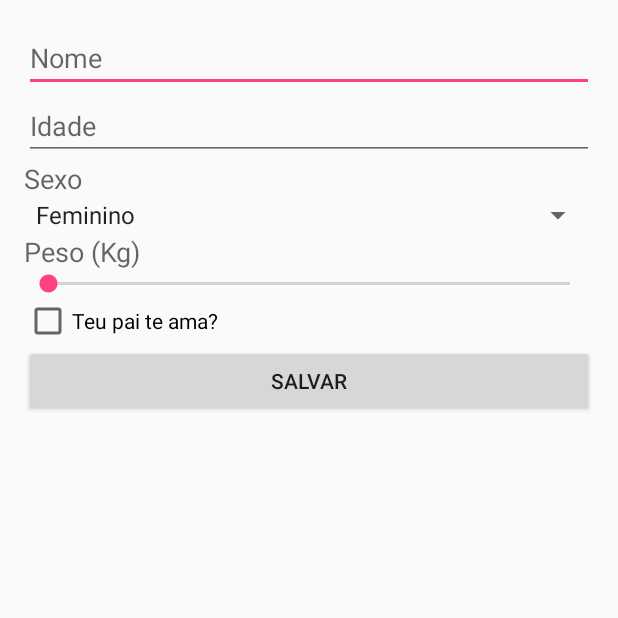
After one commit to carolinesalib/faculdade, an Android app: the CadastroActivity screen opened directly, with no data from a screen before it, on a phone screen of 412 x 824 dp, the top half of it. The commit adds this screen. Run offline under Robolectric (Android 15) with nearby library versions, the phone set to English and light mode, and no system bars.

Commit message:
Adicionado tela de cadastro;

```diff
--- a/LoginConsultaAndroid/app/src/main/AndroidManifest.xml
+++ b/LoginConsultaAndroid/app/src/main/AndroidManifest.xml
@@ -1,6 +1,7 @@
 <?xml version="1.0" encoding="utf-8"?>
 <manifest xmlns:android="http://schemas.android.com/apk/res/android"
     package="com.example.root.loginconsultaandroid">
+    <service android:name=".mostraCadastro"></service>
 
     <application
         android:allowBackup="true"
@@ -15,9 +16,10 @@
                 <category android:name="android.intent.category.LAUNCHER" />
             </intent-filter>
         </activity>
+        <activity android:name=".HomeActivity"></activity>
         <activity
-            android:name=".MainActivityMenu"
-            android:label="@string/title_activity_main_activity_menu"
+            android:name=".CadastroActivity"
+            android:label="@string/title_activity_cadastro"
             android:theme="@style/AppTheme.NoActionBar"></activity>
     </application>
 
--- /dev/null
+++ b/LoginConsultaAndroid/app/src/main/java/com/example/root/loginconsultaandroid/CadastroActivity.java
@@ -0,0 +1,42 @@
+package com.example.root.loginconsultaandroid;
+
+import android.os.Bundle;
+import android.support.v7.app.AppCompatActivity;
+import android.view.View;
+import android.widget.AdapterView;
+import android.widget.ArrayAdapter;
+import android.widget.Spinner;
+
+import java.util.ArrayList;
+import java.util.List;
+
+public class CadastroActivity extends AppCompatActivity implements AdapterView.OnItemSelectedListener {
+
+    @Override
+    protected void onCreate(Bundle savedInstanceState) {
+        super.onCreate(savedInstanceState);
+        setContentView(R.layout.activity_cadastro);
+
+        Spinner spinner = (Spinner) findViewById(R.id.spinnerSexo);
+
+        spinner.setOnItemSelectedListener(this);
+
+        List<String> categories = new ArrayList<>();
+        categories.add("Feminino");
+        categories.add("Masculino");
+        categories.add("Outros");
+
+        ArrayAdapter<String> dataAdapter = new ArrayAdapter<String>(this, android.R.layout.simple_spinner_item, categories);
+
+        dataAdapter.setDropDownViewResource(android.R.layout.simple_spinner_dropdown_item);
+
+        spinner.setAdapter(dataAdapter);
+    }
+
+    @Override
+    public void onItemSelected(AdapterView<?> parent, View view, int position, long id) {
+    }
+
+    public void onNothingSelected(AdapterView<?> arg0) {
+    }
+}
--- /dev/null
+++ b/LoginConsultaAndroid/app/src/main/res/layout/activity_cadastro.xml
@@ -0,0 +1,113 @@
+<?xml version="1.0" encoding="utf-8"?>
+<LinearLayout xmlns:android="http://schemas.android.com/apk/res/android"
+    xmlns:app="http://schemas.android.com/apk/res-auto"
+    xmlns:tools="http://schemas.android.com/tools"
+    android:layout_width="match_parent"
+    android:layout_height="match_parent"
+    android:paddingBottom="@dimen/activity_vertical_margin"
+    android:paddingLeft="@dimen/activity_horizontal_margin"
+    android:paddingRight="@dimen/activity_horizontal_margin"
+    android:paddingTop="@dimen/activity_vertical_margin"
+    app:layout_behavior="@string/appbar_scrolling_view_behavior"
+    tools:context="com.example.root.loginconsultaandroid.CadastroActivity"
+    tools:showIn="@layout/activity_cadastro"
+    android:orientation="vertical">
+
+    <LinearLayout
+        android:orientation="vertical"
+        android:layout_width="match_parent"
+        android:layout_height="wrap_content">
+
+        <EditText
+            android:layout_width="match_parent"
+            android:layout_height="wrap_content"
+            android:inputType="textPersonName"
+            android:hint="Nome"
+            android:ems="10"
+            android:id="@+id/editTextNome" />
+
+    </LinearLayout>
+
+    <LinearLayout
+        android:orientation="vertical"
+        android:layout_width="match_parent"
+        android:layout_height="wrap_content">
+
+        <EditText
+            android:layout_width="match_parent"
+            android:layout_height="wrap_content"
+            android:inputType="number"
+            android:ems="10"
+            android:id="@+id/editTextIdade"
+            android:hint="Idade" />
+    </LinearLayout>
+
+    <LinearLayout
+        android:orientation="vertical"
+        android:layout_width="match_parent"
+        android:layout_height="wrap_content">
+
+        <TextView
+            android:layout_width="wrap_content"
+            android:layout_height="wrap_content"
+            android:textAppearance="?android:attr/textAppearanceMedium"
+            android:text="Sexo"
+            android:id="@+id/textView4" />
+
+        <Spinner
+            android:layout_width="match_parent"
+            android:layout_height="wrap_content"
+            android:id="@+id/spinnerSexo"
+            android:spinnerMode="dropdown" />
+
+    </LinearLayout>
+
+    <LinearLayout
+        android:orientation="vertical"
+        android:layout_width="match_parent"
+        android:layout_height="wrap_content">
+
+        <TextView
+            android:layout_width="wrap_content"
+            android:layout_height="wrap_content"
+            android:textAppearance="?android:attr/textAppearanceMedium"
+            android:text="Peso (Kg)"
+            android:id="@+id/textView3" />
+
+        <SeekBar
+            android:layout_width="match_parent"
+            android:layout_height="wrap_content"
+            android:id="@+id/seekBarPeso"
+            android:layout_gravity="right"
+            android:max="0"
+            android:progress="150"
+            android:indeterminate="false" />
+
+    </LinearLayout>
+
+    <LinearLayout
+        android:orientation="vertical"
+        android:layout_width="match_parent"
+        android:layout_height="wrap_content">
+
+        <CheckBox
+            android:layout_width="match_parent"
+            android:layout_height="wrap_content"
+            android:text="Teu pai te ama?"
+            android:id="@+id/checkBox"
+            android:checked="false" />
+    </LinearLayout>
+
+    <LinearLayout
+        android:orientation="vertical"
+        android:layout_width="match_parent"
+        android:layout_height="match_parent">
+
+        <Button
+            android:layout_width="match_parent"
+            android:layout_height="wrap_content"
+            android:text="Salvar"
+            android:id="@+id/buttonSalvar" />
+    </LinearLayout>
+
+</LinearLayout>
--- a/LoginConsultaAndroid/app/src/main/res/values/strings.xml
+++ b/LoginConsultaAndroid/app/src/main/res/values/strings.xml
@@ -6,4 +6,5 @@
     <string name="navigation_drawer_close">Close navigation drawer</string>
 
     <string name="action_settings">Settings</string>
+    <string name="title_activity_cadastro">CadastroActivity</string>
 </resources>
```
Also changed, not shown: LoginConsultaAndroid/app/src/main/java/com/example/root/loginconsultaandroid/AbreCadastro.java (added, +26 -0 lines), LoginConsultaAndroid/app/src/main/java/com/example/root/loginconsultaandroid/HomeActivity.java (added, +50 -0 lines), LoginConsultaAndroid/app/src/main/java/com/example/root/loginconsultaandroid/MainActivity.java (+8 -12 lines), LoginConsultaAndroid/app/src/main/java/com/example/root/loginconsultaandroid/MainActivityMenu.java (deleted, +0 -101 lines), LoginConsultaAndroid/app/src/main/res/layout/activity_main_activity_menu.xml (deleted, +0 -25 lines), LoginConsultaAndroid/app/src/main/res/layout/app_bar_main_activity_menu.xml (deleted, +0 -34 lines), LoginConsultaAndroid/app/src/main/res/layout/content_main_activity_menu.xml (deleted, +0 -15 lines), LoginConsultaAndroid/app/src/main/res/layout/home.xml (added, +46 -0 lines), LoginConsultaAndroid/app/src/main/res/layout/nav_header_main_activity_menu.xml (deleted, +0 -34 lines).
